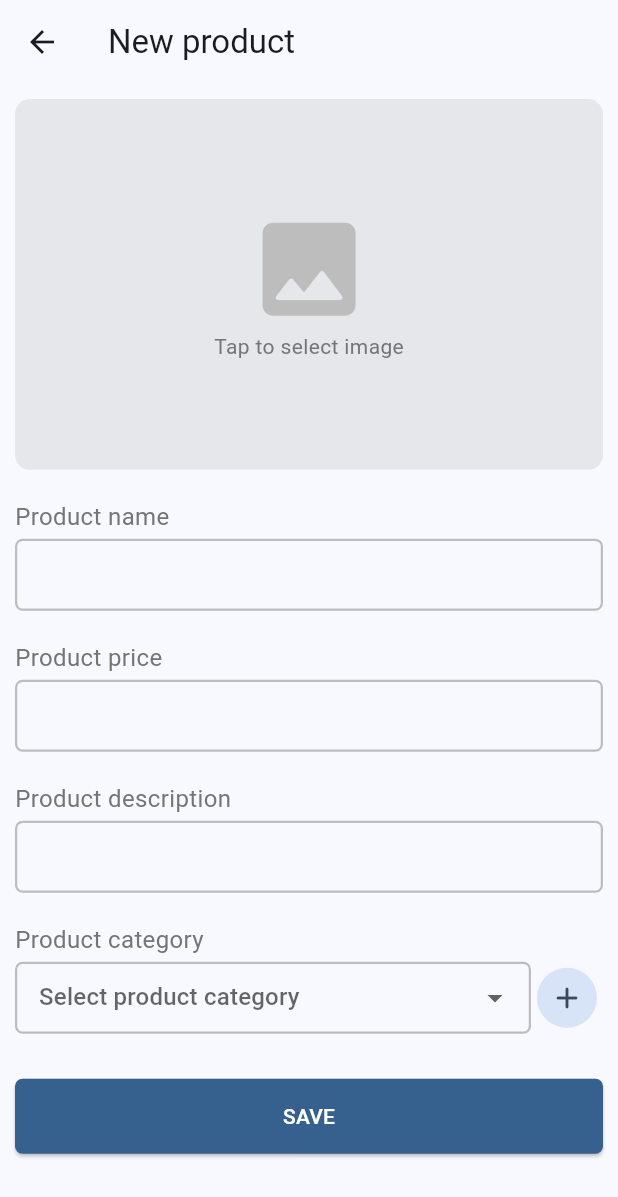
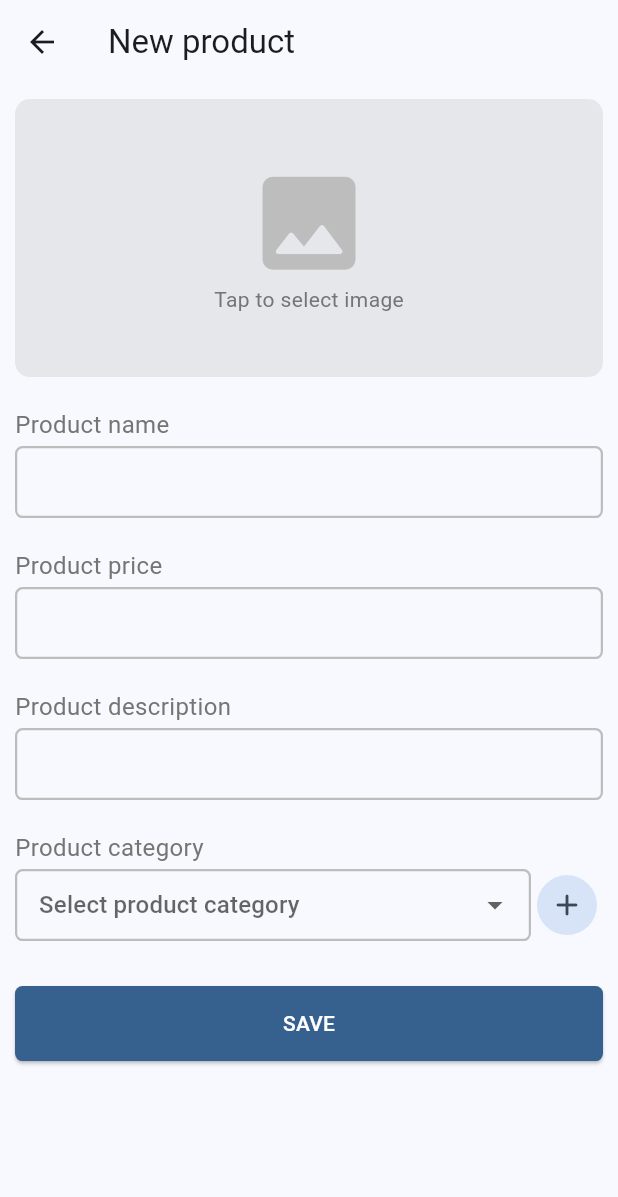
Before and after one commit to joshuacreator/product_catalog_app, a Flutter app: the NewProductScreen screen opened directly, on a phone screen of 412 x 824 dp. Shown: the top 1197 px of the screen. Run offline on Flutter 3.47's test engine with Material 3 defaults, Android fonts, the phone set to English and light mode, and no system bars; our stand-ins replace flutter_riverpod, flutter_svg, gap, go_router, hive, hive_flutter and 2 more; accounts and stored records are empty.

Commit message:
Removed unnecessary code

```diff
--- a/lib/main.dart
+++ b/lib/main.dart
@@ -28,7 +28,6 @@ class MyApp extends StatelessWidget {
 
   @override
   Widget build(BuildContext context) {
-    Dimensions().init(context);
     ResponsiveSize.init(context);
 
     return MaterialApp.router(
--- a/lib/src/utils/dimensions.dart
+++ b/lib/src/utils/dimensions.dart
@@ -1,23 +1,4 @@
 import 'package:flutter/material.dart';
-
-class Dimensions {
-  static MediaQueryData? _mediaQuery;
-  static double? height;
-  static double? width;
-  static double? dimension;
-  static Orientation? orientation;
-
-  void init(BuildContext context) {
-    _mediaQuery = MediaQuery.of(context);
-    height = _mediaQuery!.size.height;
-    width = _mediaQuery!.size.width;
-
-    dimension =
-        orientation == Orientation.landscape ? height! * 0.1 : width! * 0.1;
-  }
-}
-
-final dimension = Dimensions.dimension!;
 
 class ResponsiveSize {
   static double screenWidth = 0.0;
--- a/lib/src/views/components/item_card.dart
+++ b/lib/src/views/components/item_card.dart
@@ -24,7 +24,7 @@ class ItemCard extends StatelessWidget {
       onTap: onTap,
       borderRadius: BorderRadius.circular(Consts.kBorderRadiusTen),
       child: Ink(
-        width: dimension * 5,
+        width: ResponsiveSize.setWidth(45),
         decoration: BoxDecoration(
           borderRadius: BorderRadius.circular(Consts.kBorderRadiusTen),
         ),
@@ -40,7 +40,7 @@ class ItemCard extends StatelessWidget {
               alignment: Alignment.bottomCenter,
               child: Container(
                 padding: const EdgeInsets.fromLTRB(10.0, 0.0, 10.0, 5.0),
-                height: dimension * 2,
+                height: ResponsiveSize.setHeight(10),
                 alignment: Alignment.bottomCenter,
                 width: double.maxFinite,
                 decoration: BoxDecoration(
--- a/lib/src/views/components/product_view_build.dart
+++ b/lib/src/views/components/product_view_build.dart
@@ -60,6 +60,7 @@ Widget buildProductHorizontalList({
             onTap: () {
               context.pushNamed(
                 ProductDetailsScreen.name,
+                pathParameters: {"productIndex": index.toString()},
                 extra: products[index],
               );
             },
--- a/lib/src/views/screens/home_screen.dart
+++ b/lib/src/views/screens/home_screen.dart
@@ -33,7 +33,6 @@ class _HomeScreenState extends ConsumerState<HomeScreen> {
 
   @override
   Widget build(BuildContext context) {
-    // ResponsiveSize.init(context);
     final products = ref.watch(productsProvider);
 
     return Scaffold(
--- a/lib/src/views/screens/new_product_screen.dart
+++ b/lib/src/views/screens/new_product_screen.dart
@@ -226,7 +226,7 @@ class _NewProductScreenState extends ConsumerState<NewProductScreen> {
       ),
       borderRadius: BorderRadius.circular(Consts.kBorderRadiusTen),
       child: Ink(
-        height: dimension * 6,
+        height: ResponsiveSize.setWidth(45),
         decoration: BoxDecoration(
           color: Colours.grey.withOpacity(0.3),
           borderRadius: BorderRadius.circular(Consts.kBorderRadiusTen),
@@ -240,7 +240,7 @@ class _NewProductScreenState extends ConsumerState<NewProductScreen> {
                     Icon(
                       Icons.image_rounded,
                       color: nullImage ? Colours.red : Colours.grey,
-                      size: dimension * 2,
+                      size: ResponsiveSize.setHeight(10),
                     ),
                     Text(
                       "Tap to select image",
--- a/lib/src/views/screens/product_details_screen.dart
+++ b/lib/src/views/screens/product_details_screen.dart
@@ -74,7 +74,7 @@ class _ProductDetailsScreenState extends ConsumerState<ProductDetailsScreen> {
                 icon: const Icon(Icons.delete_rounded),
               ),
             ],
-            expandedHeight: Dimensions.height! / 2.3,
+            expandedHeight: ResponsiveSize.setHeight(45),
           ),
           SliverList(
             delegate: SliverChildListDelegate(
```
